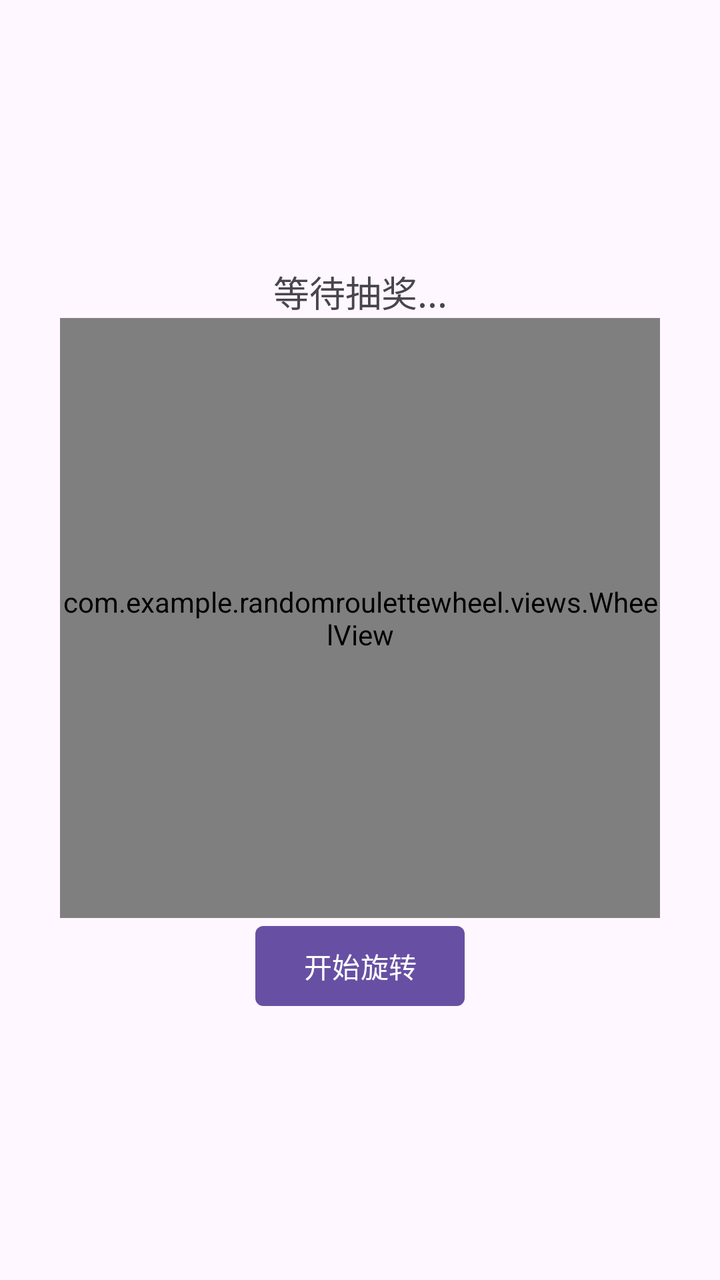
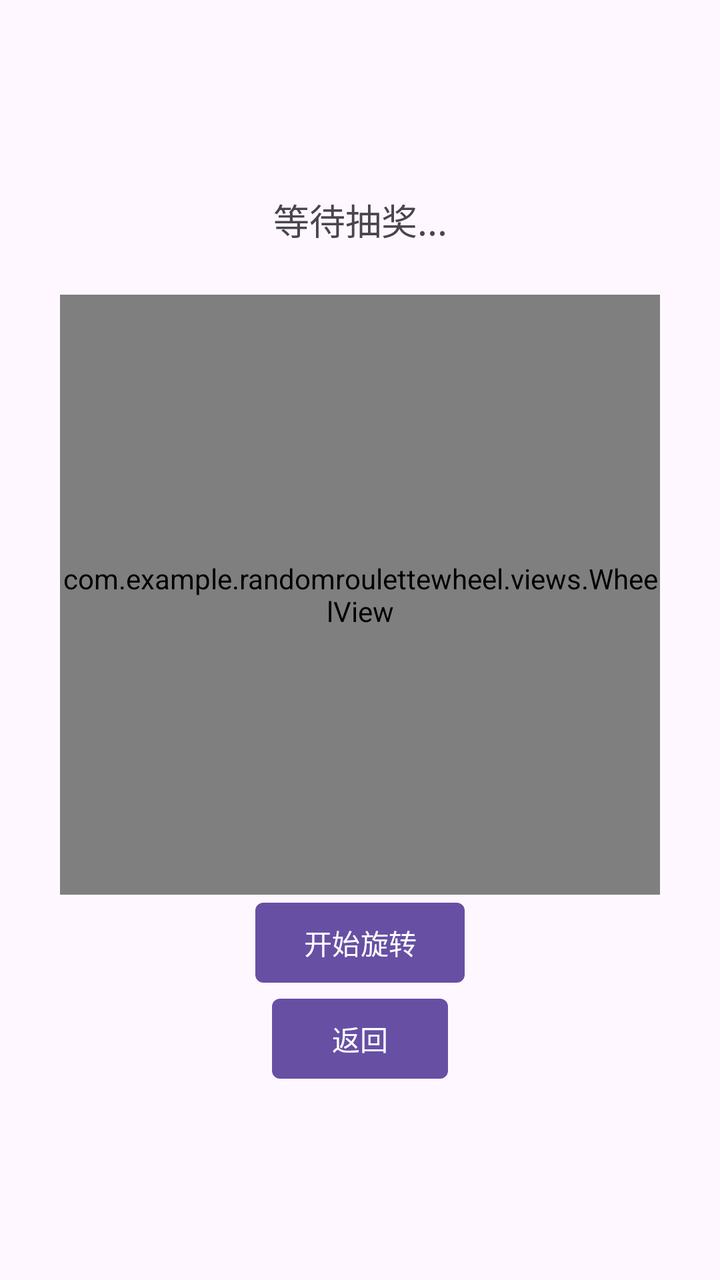

Before-and-after screenshots of an Android layout around one commit, followed by the original layout XML and the change that was made.
<!-- AndroidManifest.xml: application theme Theme.RandomRouletteWheel -->
<!-- res/layout/activity_wheel_random.xml -->
<?xml version="1.0" encoding="utf-8"?>
<androidx.constraintlayout.widget.ConstraintLayout xmlns:android="http://schemas.android.com/apk/res/android"
    android:layout_width="match_parent"
    android:layout_height="match_parent">
    <LinearLayout
        xmlns:android="http://schemas.android.com/apk/res/android"
        android:layout_width="match_parent"
        android:layout_height="match_parent"
        android:orientation="vertical"
        android:gravity="center">
        <TextView
            android:id="@+id/result_text"
            android:layout_width="match_parent"
            android:layout_height="wrap_content"
            android:textSize="18sp"
            android:text="等待抽奖..."
            android:gravity="center"/>
        <com.example.randomroulettewheel.views.WheelView
            android:id="@+id/wheel"
            android:layout_width="300dp"
            android:layout_height="300dp"/>
        <Button
            android:id="@+id/btn_rotate"
            android:layout_width="wrap_content"
            android:layout_height="wrap_content"
            android:text="开始旋转"/>
    </LinearLayout>
</androidx.constraintlayout.widget.ConstraintLayout>
<!-- resources referenced by this layout -->
<resources>
  <style name="Theme.RandomRouletteWheel" parent="Theme.MyApp" />
  <style name="Theme.MyApp" parent="Theme.Material3.DayNight.NoActionBar">
          <item name="materialButtonStyle">@style/MyStaticButtonStyle</item>
      </style>
  <style name="MyStaticButtonStyle" parent="Widget.Material3.Button">
          <item name="shapeAppearance">@style/MyButtonShape</item>
      </style>
  <style name="MyButtonShape">
          <item name="cornerFamily">rounded</item>
          <item name="cornerSize">4dp</item>
      </style>
</resources>

<!-- the commit's change to res/layout/activity_wheel_random.xml (unified diff, before → after) -->
@@ -15,6 +15,13 @@
             android:textSize="18sp"
             android:text="等待抽奖..."
             android:gravity="center"/>
+        <TextView
+            android:id="@+id/angle_velocity_text"
+            android:layout_width="match_parent"
+            android:layout_height="wrap_content"
+            android:textSize="18sp"
+            android:text=""
+            android:gravity="center"/>
         <com.example.randomroulettewheel.views.WheelView
             android:id="@+id/wheel"
             android:layout_width="300dp"
@@ -24,5 +31,10 @@
             android:layout_width="wrap_content"
             android:layout_height="wrap_content"
             android:text="开始旋转"/>
+        <Button
+            android:id="@+id/back_button"
+            android:layout_width="wrap_content"
+            android:layout_height="wrap_content"
+            android:text="返回"/>
     </LinearLayout>
 </androidx.constraintlayout.widget.ConstraintLayout>
